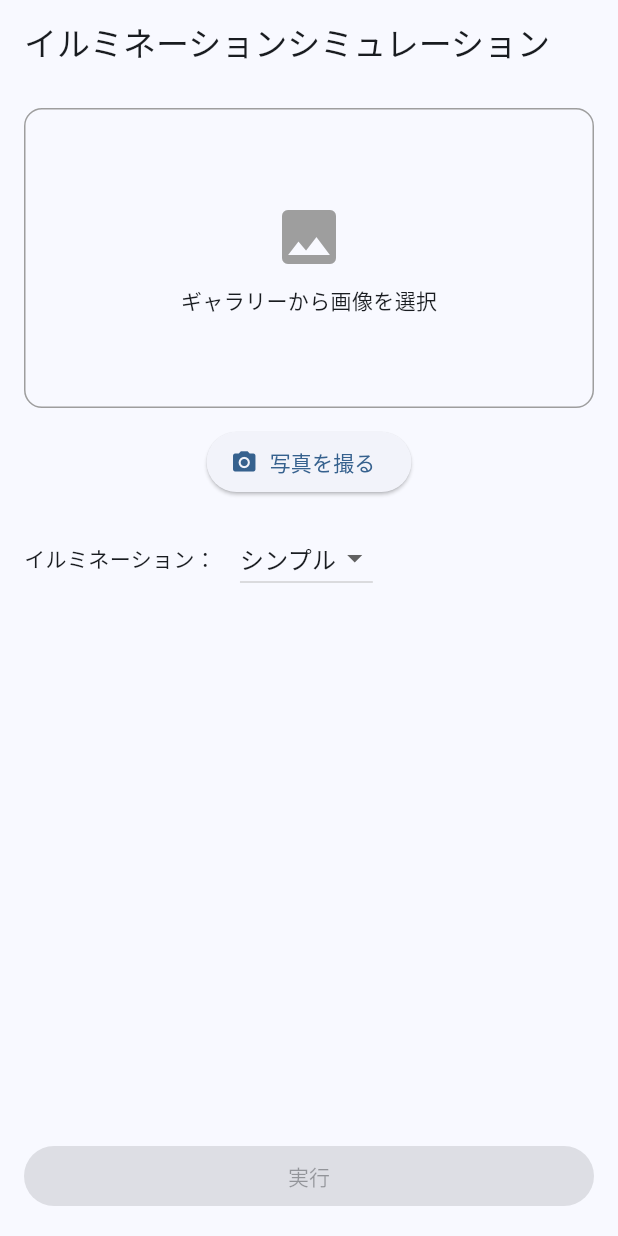
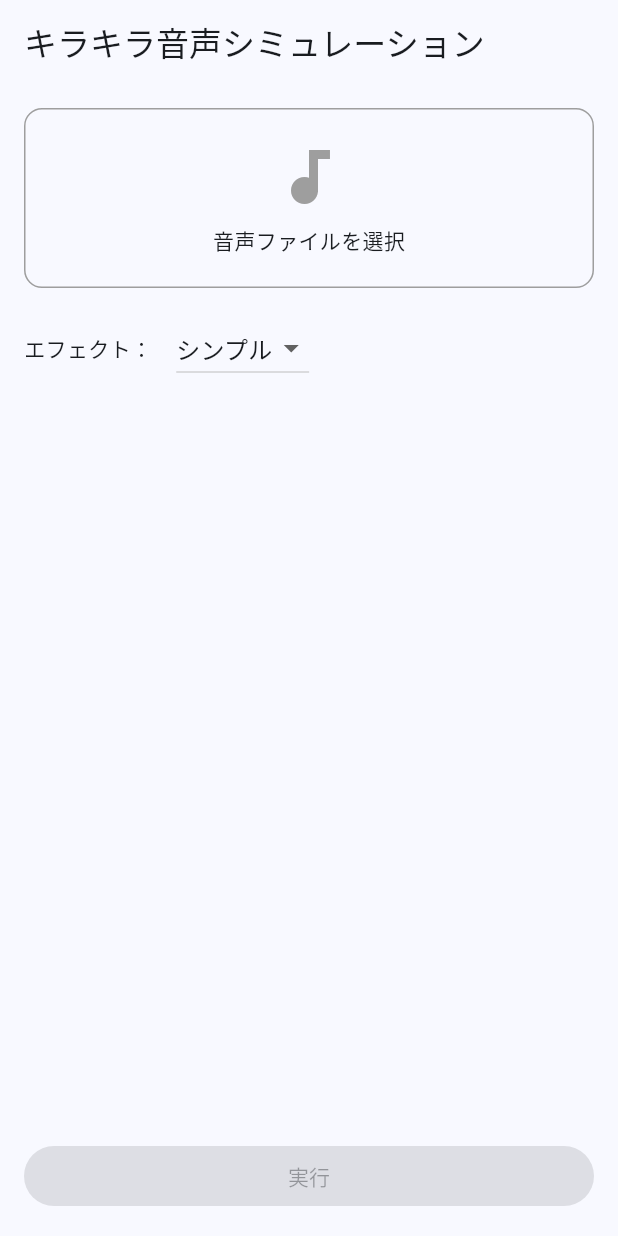
Before and after one commit to p2hacks2025/post-03, a Flutter app: the screen it shows after launch, on a phone screen of 412 x 824 dp. Run offline on Flutter 3.47's test engine with Material 3 defaults, Android fonts, the phone set to English and light mode, and no system bars; our stand-ins replace file_picker.

Commit message:
音声ファイルをアップロードできるよう変更

```diff
--- a/lib/pages/upload_page.dart
+++ b/lib/pages/upload_page.dart
@@ -1,6 +1,6 @@
 import 'dart:io';
 import 'package:flutter/material.dart';
-import '../widgets/image_pic_widget.dart';
+import '../widgets/file_pic_widget.dart';
 import '../widgets/loading_dialog.dart';
 import 'result_page.dart';
 
@@ -12,25 +12,24 @@ class UploadPage extends StatefulWidget {
 }
 
 class _UploadPageState extends State<UploadPage> {
-  File? _selectedImage;
+  File? _selectedAudio;
   String _selectedStyle = 'シンプル';
 
   Future<void> _executeSimulation() async {
+    if (_selectedAudio == null) return;
+
     LoadingDialog.show(context);
-
     await Future.delayed(const Duration(seconds: 2));
-
     if (!mounted) return;
 
-    // 必ず先にロードを閉じる
     LoadingDialog.hide(context);
 
     Navigator.push(
       context,
       MaterialPageRoute(
         builder: (_) => ResultPage(
-          originalImage: _selectedImage!,
-          illuminationStyle: _selectedStyle,
+          audioFile: _selectedAudio!,
+          effectStyle: _selectedStyle,
         ),
       ),
     );
@@ -39,16 +38,16 @@ class _UploadPageState extends State<UploadPage> {
   @override
   Widget build(BuildContext context) {
     return Scaffold(
-      appBar: AppBar(title: const Text('イルミネーションシミュレーション')),
+      appBar: AppBar(title: const Text('キラキラ音声シミュレーション')),
       body: Padding(
         padding: const EdgeInsets.all(16),
         child: Column(
           crossAxisAlignment: CrossAxisAlignment.stretch,
           children: [
-            ImagePickWidget(
-              onImageSelected: (file) {
+            AudioPickWidget(
+              onAudioSelected: (file) {
                 setState(() {
-                  _selectedImage = file;
+                  _selectedAudio = file;
                 });
               },
             ),
@@ -57,14 +56,14 @@ class _UploadPageState extends State<UploadPage> {
 
             Row(
               children: [
-                const Text('イルミネーション：'),
+                const Text('エフェクト：'),
                 const SizedBox(width: 16),
                 DropdownButton<String>(
                   value: _selectedStyle,
                   items: const [
                     DropdownMenuItem(value: 'シンプル', child: Text('シンプル')),
-                    DropdownMenuItem(value: 'カラフル', child: Text('カラフル')),
-                    DropdownMenuItem(value: '冬色', child: Text('冬色')),
+                    DropdownMenuItem(value: 'キラキラ', child: Text('キラキラ')),
+                    DropdownMenuItem(value: 'ナイト', child: Text('ナイト')),
                   ],
                   onChanged: (value) {
                     setState(() {
@@ -78,7 +77,7 @@ class _UploadPageState extends State<UploadPage> {
             const Spacer(),
 
             ElevatedButton(
-              onPressed: _selectedImage == null ? null : _executeSimulation,
+              onPressed: _selectedAudio == null ? null : _executeSimulation,
               child: const Text('実行'),
             ),
           ],
--- /dev/null
+++ b/lib/widgets/file_pic_widget.dart
@@ -0,0 +1,71 @@
+import 'dart:io';
+import 'package:flutter/material.dart';
+import 'package:file_picker/file_picker.dart';
+
+class AudioPickWidget extends StatefulWidget {
+  final Function(File?) onAudioSelected;
+
+  const AudioPickWidget({
+    super.key,
+    required this.onAudioSelected,
+  });
+
+  @override
+  State<AudioPickWidget> createState() => _AudioPickWidgetState();
+}
+
+class _AudioPickWidgetState extends State<AudioPickWidget> {
+  File? _audioFile;
+
+  Future<void> _pickAudio() async {
+    final result = await FilePicker.platform.pickFiles(
+      type: FileType.audio,
+    );
+
+    if (result == null || result.files.single.path == null) return;
+
+    final file = File(result.files.single.path!);
+
+    setState(() {
+      _audioFile = file;
+    });
+
+    widget.onAudioSelected(file);
+  }
+
+  @override
+  Widget build(BuildContext context) {
+    return GestureDetector(
+      onTap: _pickAudio,
+      child: Container(
+        height: 120,
+        decoration: BoxDecoration(
+          border: Border.all(color: Colors.grey),
+          borderRadius: BorderRadius.circular(12),
+        ),
+        child: Center(
+          child: _audioFile == null
+              ? const Column(
+                  mainAxisSize: MainAxisSize.min,
+                  children: [
+                    Icon(Icons.audiotrack, size: 48, color: Colors.grey),
+                    SizedBox(height: 8),
+                    Text('音声ファイルを選択'),
+                  ],
+                )
+              : Column(
+                  mainAxisSize: MainAxisSize.min,
+                  children: [
+                    const Icon(Icons.music_note, size: 40),
+                    const SizedBox(height: 8),
+                    Text(
+                      _audioFile!.path.split('/').last,
+                      textAlign: TextAlign.center,
+                    ),
+                  ],
+                ),
+        ),
+      ),
+    );
+  }
+}
--- a/lib/widgets/image_pic_widget.dart
+++ /dev/null
@@ -1,85 +0,0 @@
-import 'dart:io';
-import 'package:flutter/material.dart';
-import 'package:flutter/foundation.dart';
-import 'package:image_picker/image_picker.dart';
-
-class ImagePickWidget extends StatefulWidget {
-  final Function(File?) onImageSelected;
-
-  const ImagePickWidget({
-    super.key,
-    required this.onImageSelected,
-  });
-
-  @override
-  State<ImagePickWidget> createState() => _ImagePickWidgetState();
-}
-
-class _ImagePickWidgetState extends State<ImagePickWidget> {
-  File? _imageFile;
-  final ImagePicker _picker = ImagePicker();
-
-  Future<void> _pickImage(ImageSource source) async {
-    if (kIsWeb) {
-      ScaffoldMessenger.of(context).showSnackBar(
-        const SnackBar(content: Text('Web版では画像選択は非対応です')),
-      );
-      return;
-    }
-
-    final XFile? pickedFile = await _picker.pickImage(source: source);
-
-    if (pickedFile == null) return;
-
-    final file = File(pickedFile.path);
-
-    setState(() {
-      _imageFile = file;
-    });
-
-    widget.onImageSelected(file);
-  }
-
-  @override
-  Widget build(BuildContext context) {
-    return Column(
-      children: [
-        GestureDetector(
-          onTap: () => _pickImage(ImageSource.gallery),
-          child: Container(
-            height: 200,
-            decoration: BoxDecoration(
-              border: Border.all(color: Colors.grey),
-              borderRadius: BorderRadius.circular(12),
-            ),
-            child: _imageFile == null
-                ? const Center(
-                    child: Column(
-                      mainAxisSize: MainAxisSize.min,
-                      children: [
-                        Icon(Icons.image, size: 48, color: Colors.grey),
-                        SizedBox(height: 8),
-                        Text('ギャラリーから画像を選択'),
-                      ],
-                    ),
-                  )
-                : ClipRRect(
-                    borderRadius: BorderRadius.circular(12),
-                    child: Image.file(
-                      _imageFile!,
-                      fit: BoxFit.cover,
-                      width: double.infinity,
-                    ),
-                  ),
-          ),
-        ),
-        const SizedBox(height: 12),
-        ElevatedButton.icon(
-          onPressed: () => _pickImage(ImageSource.camera),
-          icon: const Icon(Icons.camera_alt),
-          label: const Text('写真を撮る'),
-        ),
-      ],
-    );
-  }
-}
--- a/pubspec.yaml
+++ b/pubspec.yaml
@@ -31,6 +31,7 @@ dependencies:
   flutter:
     sdk: flutter
   image_picker: ^1.0.7
+  file_picker: ^8.0.0
 
   # The following adds the Cupertino Icons font to your application.
   # Use with the CupertinoIcons class for iOS style icons.
```
Also changed, not shown: lib/pages/result_page.dart (+31 -50 lines), pubspec.lock, 1 other file.
